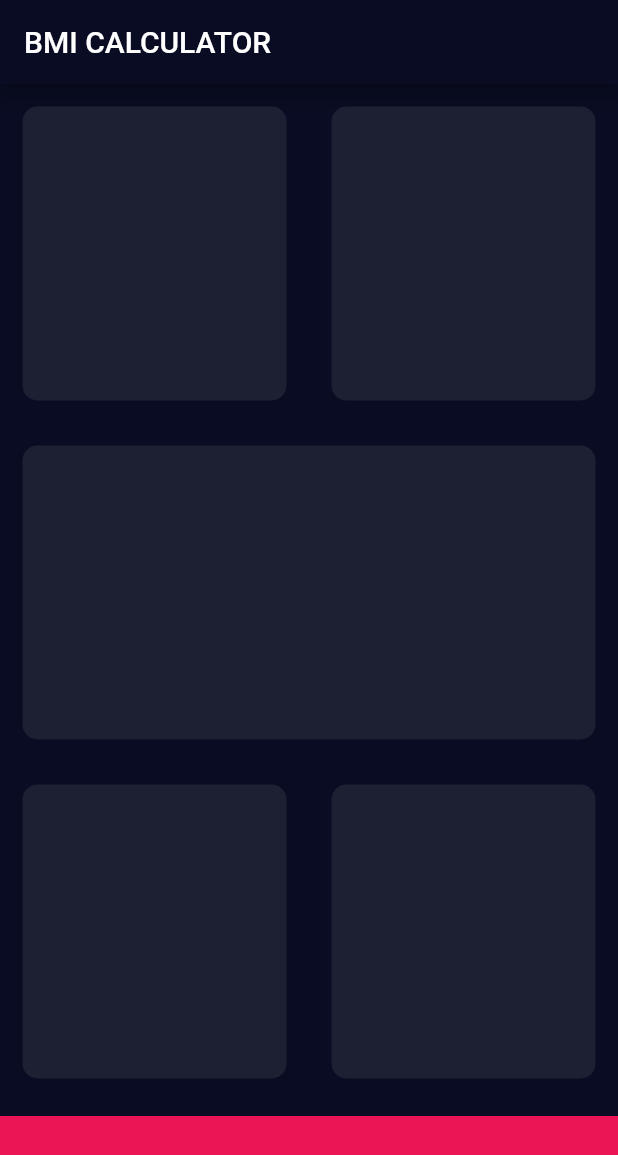
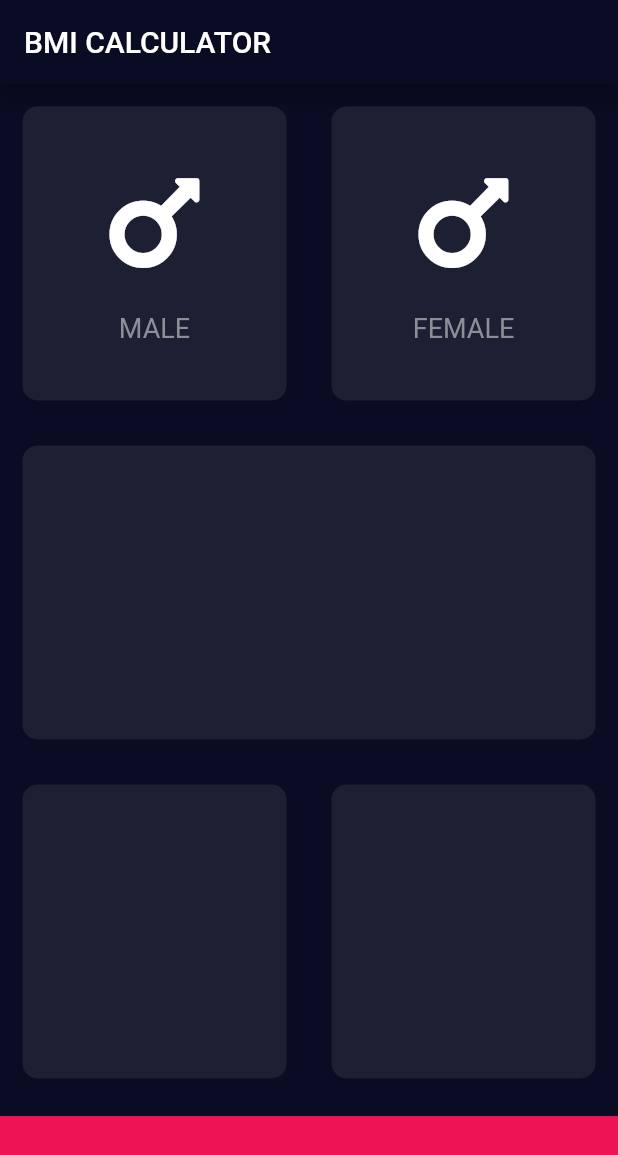
Before and after one commit to Singh-Shivani/BMI-Calculator, a Flutter app: the screen it shows after launch, on a phone screen of 412 x 824 dp. Shown: the top 1155 px of the screen. Run offline on Flutter 3.47's test engine with Material 2 defaults, Android fonts, the phone set to English and light mode, and no system bars; our stand-ins replace font_awesome_flutter.

Commit message:
upper card arrangements and refactoring

```diff
--- a/lib/input_page.dart
+++ b/lib/input_page.dart
@@ -1,5 +1,6 @@
 import 'package:flutter/cupertino.dart';
 import 'package:flutter/material.dart';
+import 'package:font_awesome_flutter/font_awesome_flutter.dart';
 
 const reusableCardColor = Color.fromRGBO(29, 31, 51, 1);
 const bottomContainerColor = Color(0xFFEB1555);
@@ -25,11 +26,19 @@ class _InputPageState extends State<InputPage> {
                   Expanded(
                     child: ReusableCard(
                       colour: reusableCardColor,
+                      cardChild: IconContent(
+                        icon: FontAwesomeIcons.mars,
+                        text: 'MALE',
+                      ),
                     ),
                   ),
                   Expanded(
                     child: ReusableCard(
                       colour: reusableCardColor,
+                      cardChild: IconContent(
+                        icon: FontAwesomeIcons.mars,
+                        text: 'FEMALE',
+                      ),
                     ),
                   ),
                 ],
@@ -67,14 +76,44 @@ class _InputPageState extends State<InputPage> {
   }
 }
 
+class IconContent extends StatelessWidget {
+  IconContent({@required this.icon, this.text});
+
+  final IconData icon;
+  final String text;
+
+  @override
+  Widget build(BuildContext context) {
+    return Column(
+      mainAxisAlignment: MainAxisAlignment.center,
+      children: <Widget>[
+        Icon(
+          icon,
+          size: 80,
+        ),
+        SizedBox(
+          height: 20,
+        ),
+        Text(
+          text,
+          style:
+              TextStyle(fontSize: 18, color: Color.fromRGBO(142, 142, 153, 1)),
+        ),
+      ],
+    );
+  }
+}
+
 class ReusableCard extends StatelessWidget {
-  ReusableCard({@required this.colour});
+  ReusableCard({@required this.colour, this.cardChild});
 
   final Color colour;
+  final Widget cardChild;
 
   @override
   Widget build(BuildContext context) {
     return Container(
+      child: cardChild,
       margin: EdgeInsets.all(15),
       decoration: BoxDecoration(
         color: colour,
--- a/pubspec.yaml
+++ b/pubspec.yaml
@@ -11,7 +11,7 @@ dependencies:
     sdk: flutter
 
   cupertino_icons: ^0.1.2
-  flutter_icons: ^1.0.0+1
+  font_awesome_flutter: ^8.7.0
 
 dev_dependencies:
   flutter_test:
```
Also changed, not shown: pubspec.lock, 1 other file.
